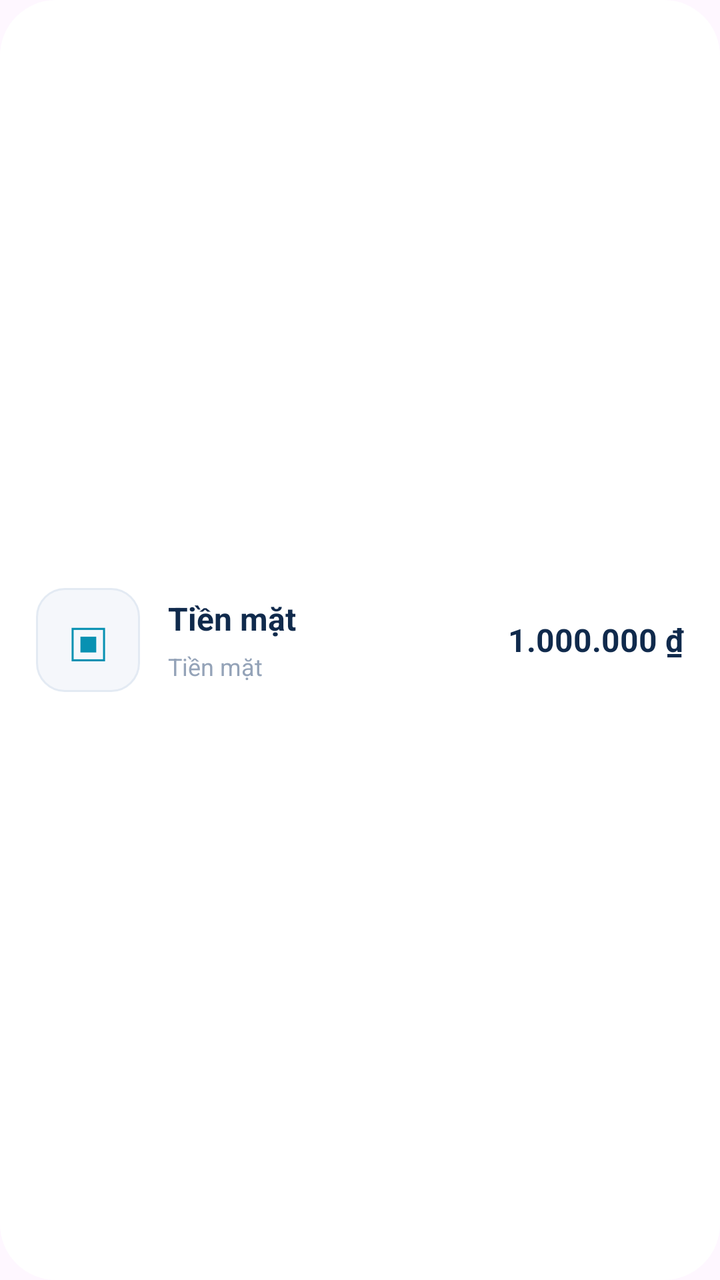
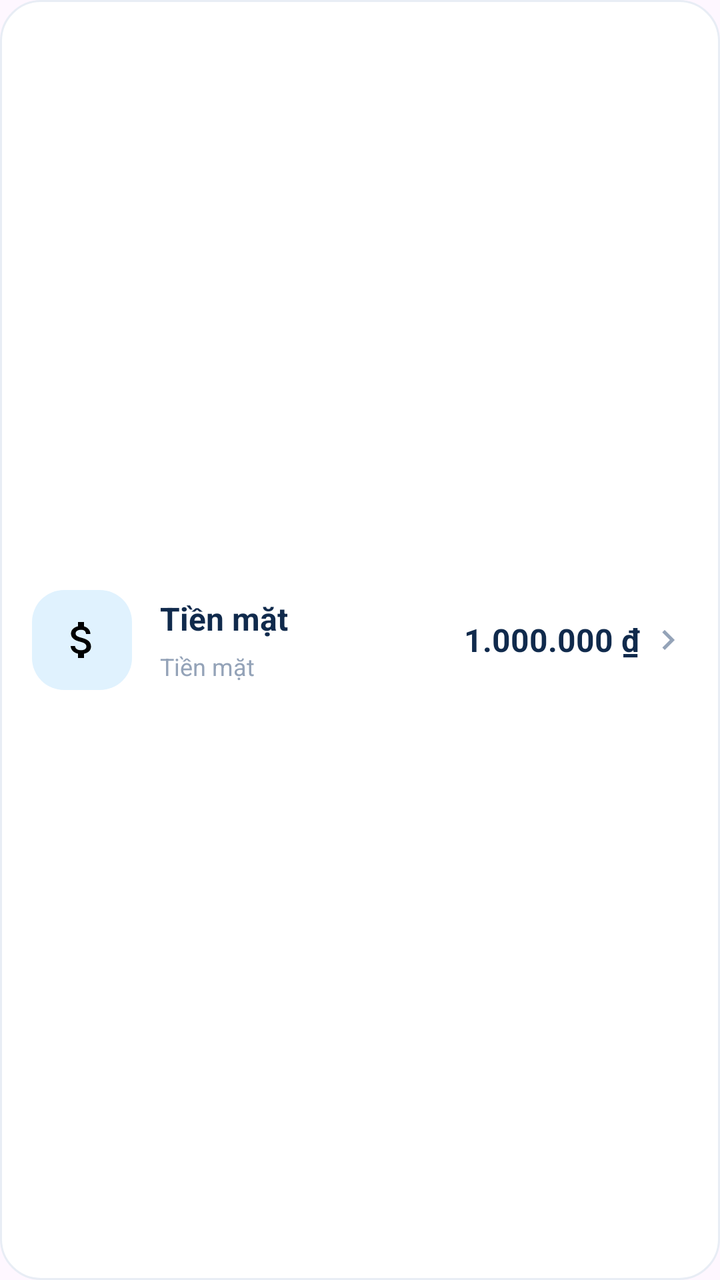

The first picture is an Android layout as it rendered before a commit; the second is the same layout after the commit. The layout source and the unified diff follow.
<!-- AndroidManifest.xml: application theme Theme.QLChiTieu -->
<!-- res/layout/item_wallet.xml -->
<?xml version="1.0" encoding="utf-8"?>
<LinearLayout xmlns:android="http://schemas.android.com/apk/res/android"
    android:layout_width="match_parent"
    android:layout_height="wrap_content"
    android:layout_marginBottom="12dp"
    android:background="@drawable/bg_auth_card"
    android:orientation="horizontal"
    android:gravity="center_vertical"
    android:padding="18dp">

    <TextView
        android:id="@+id/tvBieuTuongVi"
        android:layout_width="52dp"
        android:layout_height="52dp"
        android:gravity="center"
        android:text="▣"
        android:textSize="28sp"
        android:textColor="#0891B2"
        android:background="@drawable/bg_input" />

    <LinearLayout
        android:layout_width="0dp"
        android:layout_height="wrap_content"
        android:layout_weight="1"
        android:layout_marginStart="14dp"
        android:orientation="vertical">

        <TextView
            android:id="@+id/tvTenViItem"
            android:layout_width="match_parent"
            android:layout_height="wrap_content"
            android:text="Tiền mặt"
            android:textColor="#102A4C"
            android:textSize="16sp"
            android:textStyle="bold" />

        <TextView
            android:id="@+id/tvLoaiViItem"
            android:layout_width="match_parent"
            android:layout_height="wrap_content"
            android:layout_marginTop="5dp"
            android:text="Tiền mặt"
            android:textColor="#94A3B8"
            android:textSize="12sp" />

    </LinearLayout>

    <TextView
        android:id="@+id/tvSoDuViItem"
        android:layout_width="wrap_content"
        android:layout_height="wrap_content"
        android:layout_marginStart="8dp"
        android:text="1.000.000 ₫"
        android:textColor="#102A4C"
        android:textSize="16sp"
        android:textStyle="bold" />

</LinearLayout>
<!-- resources referenced by this layout -->
<resources>
  <!-- drawable bg_auth_card (drawable) -->
  <?xml version="1.0" encoding="utf-8"?>
  <shape xmlns:android="http://schemas.android.com/apk/res/android"
      android:shape="rectangle">
  
      <solid android:color="@color/surface_light" />
  
      <corners android:radius="28dp" />
  
  </shape>
  <!-- drawable bg_input (drawable) -->
  <?xml version="1.0" encoding="utf-8"?>
  <selector xmlns:android="http://schemas.android.com/apk/res/android">
  
      <item android:state_focused="true">
          <shape android:shape="rectangle">
              <solid android:color="@color/white" />
              <corners android:radius="14dp" />
              <stroke
                  android:width="2dp"
                  android:color="@color/teal" />
          </shape>
      </item>
  
      <item>
          <shape android:shape="rectangle">
              <solid android:color="@color/background_light" />
              <corners android:radius="14dp" />
              <stroke
                  android:width="1dp"
                  android:color="@color/border_light" />
          </shape>
      </item>
  
  </selector>
  <style name="Theme.QLChiTieu" parent="Base.Theme.QLChiTieu" />
  <color name="surface_light">#FFFFFF</color>
  <color name="white">#FFFFFF</color>
  <color name="teal">#18B6A4</color>
  <color name="background_light">#F5F7FB</color>
  <color name="border_light">#E3EAF3</color>
  <style name="Base.Theme.QLChiTieu" parent="Theme.Material3.DayNight.NoActionBar">
          
          
      </style>
</resources>

<!-- the commit's change to res/layout/item_wallet.xml (unified diff, before → after) -->
@@ -1,47 +1,74 @@
 <?xml version="1.0" encoding="utf-8"?>
 <LinearLayout xmlns:android="http://schemas.android.com/apk/res/android"
+    xmlns:app="http://schemas.android.com/apk/res-auto"
     android:layout_width="match_parent"
     android:layout_height="wrap_content"
     android:layout_marginBottom="12dp"
-    android:background="@drawable/bg_auth_card"
+    android:background="@drawable/bg_card_soft"
+    android:foreground="?attr/selectableItemBackground"
+    android:gravity="center_vertical"
     android:orientation="horizontal"
-    android:gravity="center_vertical"
-    android:padding="18dp">
+    android:padding="16dp">
 
-    <TextView
-        android:id="@+id/tvBieuTuongVi"
-        android:layout_width="52dp"
-        android:layout_height="52dp"
-        android:gravity="center"
-        android:text="▣"
-        android:textSize="28sp"
-        android:textColor="#0891B2"
-        android:background="@drawable/bg_input" />
+    <ImageView
+        android:id="@+id/ivBieuTuongVi"
+        android:layout_width="50dp"
+        android:layout_height="50dp"
+        android:background="@drawable/bg_icon_rounded"
+        android:contentDescription="@null"
+        android:padding="13dp"
+        android:src="@drawable/ic_cash" />
 
     <LinearLayout
         android:layout_width="0dp"
         android:layout_height="wrap_content"
+        android:layout_marginStart="14dp"
         android:layout_weight="1"
-        android:layout_marginStart="14dp"
         android:orientation="vertical">
 
         <TextView
             android:id="@+id/tvTenViItem"
             android:layout_width="match_parent"
             android:layout_height="wrap_content"
+            android:ellipsize="end"
+            android:maxLines="1"
             android:text="Tiền mặt"
-            android:textColor="#102A4C"
+            android:textColor="@color/phinova_text_primary"
             android:textSize="16sp"
             android:textStyle="bold" />
 
-        <TextView
-            android:id="@+id/tvLoaiViItem"
-            android:layout_width="match_parent"
+        <LinearLayout
+            android:layout_width="wrap_content"
             android:layout_height="wrap_content"
             android:layout_marginTop="5dp"
-            android:text="Tiền mặt"
-            android:textColor="#94A3B8"
-            android:textSize="12sp" />
+            android:gravity="center_vertical"
+            android:orientation="horizontal">
+
+            <TextView
+                android:id="@+id/tvLoaiViItem"
+                android:layout_width="wrap_content"
+                android:layout_height="wrap_content"
+                android:text="Tiền mặt"
+                android:textColor="@color/phinova_text_hint"
+                android:textSize="12sp" />
+
+            <TextView
+                android:id="@+id/tvTrangThaiItem"
+                android:layout_width="wrap_content"
+                android:layout_height="wrap_content"
+                android:layout_marginStart="8dp"
+                android:background="@drawable/bg_chip_archived"
+                android:paddingStart="8dp"
+                android:paddingTop="2dp"
+                android:paddingEnd="8dp"
+                android:paddingBottom="2dp"
+                android:text="Đã lưu trữ"
+                android:textColor="@color/phinova_text_secondary"
+                android:textSize="10sp"
+                android:textStyle="bold"
+                android:visibility="gone" />
+
+        </LinearLayout>
 
     </LinearLayout>
 
@@ -51,8 +78,16 @@
         android:layout_height="wrap_content"
         android:layout_marginStart="8dp"
         android:text="1.000.000 ₫"
-        android:textColor="#102A4C"
+        android:textColor="@color/phinova_text_primary"
         android:textSize="16sp"
         android:textStyle="bold" />
 
+    <ImageView
+        android:layout_width="20dp"
+        android:layout_height="20dp"
+        android:layout_marginStart="4dp"
+        android:contentDescription="@null"
+        android:src="@drawable/ic_chevron_right"
+        app:tint="@color/phinova_text_hint" />
+
 </LinearLayout>
<!-- resource entries referenced after the edit -->
@@ -1,46 +1,49 @@
 <!-- resources referenced by this layout -->
 <resources>
-  <!-- drawable bg_auth_card (drawable) -->
+  <color name="phinova_text_hint">#94A3B8</color>
+  <color name="phinova_text_primary">#102A4C</color>
+  <color name="phinova_text_secondary">#64748B</color>
+  <!-- drawable bg_card_soft (drawable) -->
   <?xml version="1.0" encoding="utf-8"?>
   <shape xmlns:android="http://schemas.android.com/apk/res/android"
       android:shape="rectangle">
-  
-      <solid android:color="@color/surface_light" />
-  
-      <corners android:radius="28dp" />
-  
+      <solid android:color="@color/white" />
+      <corners android:radius="20dp" />
+      <stroke
+          android:width="1dp"
+          android:color="@color/phinova_border" />
   </shape>
-  <!-- drawable bg_input (drawable) -->
+  <!-- drawable bg_chip_archived (drawable) -->
   <?xml version="1.0" encoding="utf-8"?>
-  <selector xmlns:android="http://schemas.android.com/apk/res/android">
-  
-      <item android:state_focused="true">
-          <shape android:shape="rectangle">
-              <solid android:color="@color/white" />
-              <corners android:radius="14dp" />
-              <stroke
-                  android:width="2dp"
-                  android:color="@color/teal" />
-          </shape>
-      </item>
-  
-      <item>
-          <shape android:shape="rectangle">
-              <solid android:color="@color/background_light" />
-              <corners android:radius="14dp" />
-              <stroke
-                  android:width="1dp"
-                  android:color="@color/border_light" />
-          </shape>
-      </item>
-  
-  </selector>
+  <shape xmlns:android="http://schemas.android.com/apk/res/android" android:shape="rectangle">
+      <solid android:color="@color/wallet_soft_bg" />
+      <corners android:radius="12dp" />
+  </shape>
+  <!-- drawable bg_icon_rounded (drawable) -->
+  <?xml version="1.0" encoding="utf-8"?>
+  <shape xmlns:android="http://schemas.android.com/apk/res/android" android:shape="rectangle">
+      <solid android:color="@color/wallet_other_bg" />
+      <corners android:radius="16dp" />
+  </shape>
+  <!-- drawable ic_cash (drawable) -->
+  <?xml version="1.0" encoding="utf-8"?>
+  <vector xmlns:android="http://schemas.android.com/apk/res/android"
+      android:width="24dp" android:height="24dp"
+      android:viewportWidth="24" android:viewportHeight="24">
+      <path android:fillColor="#FF000000" android:pathData="M11.8,10.9c-2.27,-0.59 -3,-1.2 -3,-2.15 0,-1.09 1.01,-1.85 2.7,-1.85 1.78,0 2.44,0.85 2.5,2.1h2.21c-0.07,-1.72 -1.12,-3.3 -3.21,-3.81V3h-3v2.16c-1.94,0.42 -3.5,1.68 -3.5,3.61 0,2.31 1.91,3.46 4.7,4.13 2.5,0.6 3,1.48 3,2.41 0,0.69 -0.49,1.79 -2.7,1.79 -2.06,0 -2.87,-0.92 -2.98,-2.1h-2.2c0.12,2.19 1.76,3.42 3.68,3.83V21h3v-2.15c1.95,-0.37 3.5,-1.5 3.5,-3.55 0,-2.84 -2.43,-3.81 -4.7,-4.4z" />
+  </vector>
+  <!-- drawable ic_chevron_right (drawable) -->
+  <?xml version="1.0" encoding="utf-8"?>
+  <vector xmlns:android="http://schemas.android.com/apk/res/android"
+      android:width="24dp" android:height="24dp"
+      android:viewportWidth="24" android:viewportHeight="24">
+      <path android:fillColor="#FF000000" android:pathData="M8.59,16.59L13.17,12 8.59,7.41 10,6l6,6 -6,6z" />
+  </vector>
   <style name="Theme.QLChiTieu" parent="Base.Theme.QLChiTieu" />
-  <color name="surface_light">#FFFFFF</color>
   <color name="white">#FFFFFF</color>
-  <color name="teal">#18B6A4</color>
-  <color name="background_light">#F5F7FB</color>
-  <color name="border_light">#E3EAF3</color>
+  <color name="phinova_border">#E8EDF5</color>
+  <color name="wallet_soft_bg">#F1F5F9</color>
+  <color name="wallet_other_bg">#E0F2FE</color>
   <style name="Base.Theme.QLChiTieu" parent="Theme.Material3.DayNight.NoActionBar">
           
           
